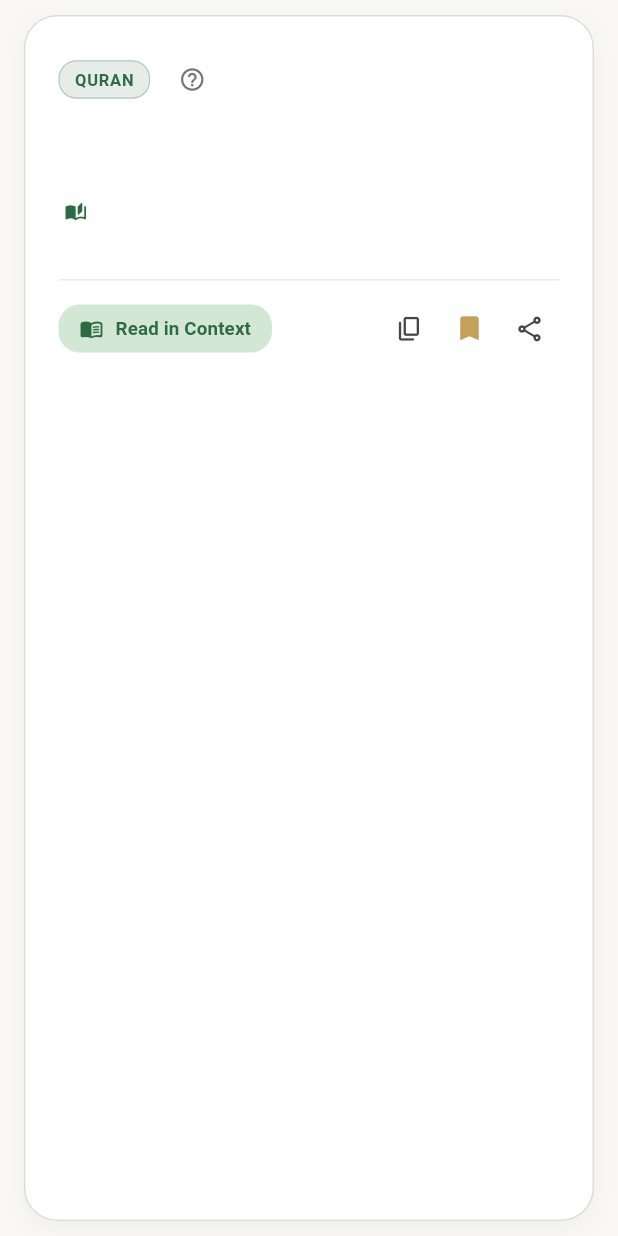
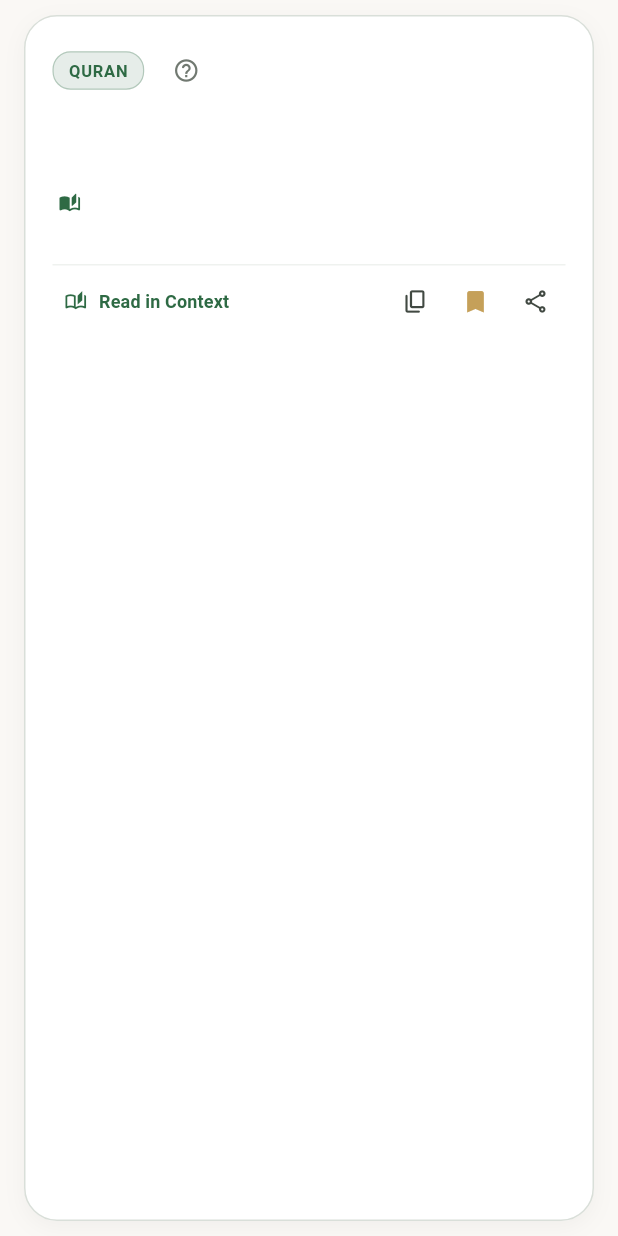
Before and after one commit to daud0x0/bayan, a Flutter app: the DiscoveryCard widget shown alone on an empty page, opened directly with empty values, after a tap on the "bookmark outline" icon, on a phone screen of 412 x 824 dp. Run offline on Flutter 3.47's test engine with Material 3 defaults, Android fonts, the phone set to English and light mode, and no system bars; our stand-ins replace share_plus, shared_preferences, sqflite, sqflite_common_ffi; accounts and stored records are empty; statements that could not run were skipped.

Commit message:
feat(ui): separate greeting from categories and compact bottom action areas

```diff
--- a/lib/app/app.dart
+++ b/lib/app/app.dart
@@ -96,6 +96,7 @@ class _MainNavigationScaffoldState extends State<MainNavigationScaffold> {
         children: pages,
       ),
       bottomNavigationBar: NavigationBar(
+        height: 62,
         selectedIndex: _currentIndex,
         onDestinationSelected: (index) => setState(() => _currentIndex = index),
         destinations: const [
--- a/lib/app/theme/app_theme.dart
+++ b/lib/app/theme/app_theme.dart
@@ -110,6 +110,7 @@ class AppTheme {
         ),
       ),
       navigationBarTheme: NavigationBarThemeData(
+        height: 62,
         elevation: 4,
         backgroundColor: surfaceColor,
         indicatorColor: primary.withValues(alpha: 0.14),
@@ -190,6 +191,7 @@ class AppTheme {
         ),
       ),
       navigationBarTheme: NavigationBarThemeData(
+        height: 62,
         elevation: 4,
         backgroundColor: pureBlack ? const Color(0xFF050505) : darkSurf,
         indicatorColor: accent.withValues(alpha: 0.22),
--- a/lib/features/discover/views/discover_view.dart
+++ b/lib/features/discover/views/discover_view.dart
@@ -174,69 +174,7 @@ class _DiscoverViewState extends State<DiscoverView> {
               ),
             ),
           ],
-          const SizedBox(height: 16),
-          // Topic Quick Jump Pills
-          SingleChildScrollView(
-            scrollDirection: Axis.horizontal,
-            child: Row(
-              children: [
-                _buildQuickTopicPill('hardship_and_hope', 'Hardship & Hope', Icons.healing_rounded),
-                const SizedBox(width: 8),
-                _buildQuickTopicPill('patience', 'Patience (Sabr)', Icons.self_improvement_rounded),
-                const SizedBox(width: 8),
-                _buildQuickTopicPill('gratitude', 'Gratitude (Shukr)', Icons.spa_rounded),
-                const SizedBox(width: 8),
-                _buildQuickTopicPill('repentance_and_mercy', 'Repentance', Icons.favorite_rounded),
-              ],
-            ),
-          ),
         ],
-      ),
-    );
-  }
-
-  Widget _buildQuickTopicPill(String catId, String title, IconData icon) {
-    final isSelected = _activeCategoryFilterId == catId;
-    return InkWell(
-      borderRadius: BorderRadius.circular(16),
-      onTap: () {
-        setState(() {
-          _activeCategoryFilterId = isSelected ? null : catId;
-        });
-      },
-      child: Container(
-        padding: const EdgeInsets.symmetric(horizontal: 12, vertical: 7),
-        decoration: BoxDecoration(
-          color: isSelected
-              ? const Color(0xFFC5A059)
-              : Colors.white.withValues(alpha: 0.12),
-          borderRadius: BorderRadius.circular(16),
-          border: Border.all(
-            color: isSelected
-                ? Colors.white
-                : Colors.white.withValues(alpha: 0.20),
-            width: 1,
-          ),
-        ),
-        child: Row(
-          mainAxisSize: MainAxisSize.min,
-          children: [
-            Icon(
-              icon,
-              size: 14,
-              color: isSelected ? Colors.black87 : Colors.white,
-            ),
-            const SizedBox(width: 6),
-            Text(
-              title,
-              style: TextStyle(
-                fontSize: 11.5,
-                fontWeight: FontWeight.w600,
-                color: isSelected ? Colors.black87 : Colors.white,
-              ),
-            ),
-          ],
-        ),
       ),
     );
   }
@@ -387,6 +325,7 @@ class _DiscoverViewState extends State<DiscoverView> {
 
   Widget _buildFilterChips(AppScope scope) {
     final currentFilter = scope.preferences.contentTypeFilter;
+    final theme = Theme.of(context);
 
     return SingleChildScrollView(
       scrollDirection: Axis.horizontal,
@@ -395,8 +334,9 @@ class _DiscoverViewState extends State<DiscoverView> {
         children: [
           FilterChip(
             label: const Text('All'),
-            selected: currentFilter == null,
+            selected: currentFilter == null && _activeCategoryFilterId == null,
             onSelected: (_) {
+              setState(() => _activeCategoryFilterId = null);
               scope.updatePreferences(scope.preferences.copyWith(
                 contentTypeFilter: () => null,
               ));
@@ -404,6 +344,7 @@ class _DiscoverViewState extends State<DiscoverView> {
           ),
           const SizedBox(width: 8),
           FilterChip(
+            avatar: const Icon(Icons.auto_stories_outlined, size: 15),
             label: const Text('Quran'),
             selected: currentFilter == ContentType.quran,
             onSelected: (_) {
@@ -414,6 +355,7 @@ class _DiscoverViewState extends State<DiscoverView> {
           ),
           const SizedBox(width: 8),
           FilterChip(
+            avatar: const Icon(Icons.menu_book_outlined, size: 15),
             label: const Text('Hadith'),
             selected: currentFilter == ContentType.hadith,
             onSelected: (_) {
@@ -423,9 +365,24 @@ class _DiscoverViewState extends State<DiscoverView> {
             },
           ),
           const SizedBox(width: 8),
+          Container(
+            height: 22,
+            width: 1,
+            margin: const EdgeInsets.symmetric(horizontal: 2),
+            color: theme.colorScheme.outlineVariant.withValues(alpha: 0.5),
+          ),
+          const SizedBox(width: 8),
+          _buildTopicChip('hardship_and_hope', 'Hardship & Hope', Icons.healing_rounded),
+          const SizedBox(width: 8),
+          _buildTopicChip('patience', 'Patience (Sabr)', Icons.self_improvement_rounded),
+          const SizedBox(width: 8),
+          _buildTopicChip('gratitude', 'Gratitude (Shukr)', Icons.spa_rounded),
+          const SizedBox(width: 8),
+          _buildTopicChip('repentance_and_mercy', 'Repentance', Icons.favorite_rounded),
+          const SizedBox(width: 8),
           ActionChip(
-            avatar: const Icon(Icons.tune_rounded, size: 16),
-            label: const Text('Topics'),
+            avatar: const Icon(Icons.grid_view_rounded, size: 15),
+            label: const Text('All Topics'),
             onPressed: () {
               CategoryExplorerSheet.show(
                 context,
@@ -439,4 +396,18 @@ class _DiscoverViewState extends State<DiscoverView> {
       ),
     );
   }
+
+  Widget _buildTopicChip(String catId, String title, IconData icon) {
+    final isSelected = _activeCategoryFilterId == catId;
+    return FilterChip(
+      avatar: Icon(icon, size: 15),
+      label: Text(title),
+      selected: isSelected,
+      onSelected: (_) {
+        setState(() {
+          _activeCategoryFilterId = isSelected ? null : catId;
+        });
+      },
+    );
+  }
 }
--- a/lib/features/discover/views/discovery_card.dart
+++ b/lib/features/discover/views/discovery_card.dart
@@ -152,7 +152,7 @@ class DiscoveryCard extends StatelessWidget {
               ],
       ),
       child: Padding(
-        padding: const EdgeInsets.all(22.0),
+        padding: const EdgeInsets.fromLTRB(18, 16, 18, 12),
         child: Column(
           crossAxisAlignment: CrossAxisAlignment.stretch,
           children: [
@@ -285,54 +285,54 @@ class DiscoveryCard extends StatelessWidget {
                 ],
               ),
             ),
-            const SizedBox(height: 16),
-
-            // Divider
+            const SizedBox(height: 12),
             Divider(
               height: 1,
-              color: outlineColor.withValues(alpha: 0.35),
+              color: outlineColor.withValues(alpha: 0.25),
             ),
-            const SizedBox(height: 12),
+            const SizedBox(height: 4),
 
             // Action Buttons Row
             Row(
               mainAxisAlignment: MainAxisAlignment.spaceBetween,
               children: [
-                // Read in context button
-                FilledButton.tonalIcon(
+                // Read in context button (sleek compact pill)
+                TextButton.icon(
                   onPressed: onOpenContext,
                   icon: Icon(
-                    Icons.menu_book_rounded,
-                    size: 16,
+                    Icons.auto_stories_outlined,
+                    size: 15,
                     color: primaryBadgeColor,
                   ),
                   label: Text(
                     'Read in Context',
                     style: TextStyle(
-                      fontSize: 12.5,
-                      fontWeight: FontWeight.bold,
+                      fontSize: 12,
+                      fontWeight: FontWeight.w600,
                       color: primaryBadgeColor,
                     ),
                   ),
-                  style: FilledButton.styleFrom(
-                    padding: const EdgeInsets.symmetric(horizontal: 14, vertical: 8),
+                  style: TextButton.styleFrom(
+                    padding: const EdgeInsets.symmetric(horizontal: 8, vertical: 4),
                     visualDensity: VisualDensity.compact,
-                    shape: RoundedRectangleBorder(
-                      borderRadius: BorderRadius.circular(14),
-                    ),
+                    tapTargetSize: MaterialTapTargetSize.shrinkWrap,
                   ),
                 ),
 
                 // Actions: Copy, Bookmark & Share Card
                 Row(
+                  mainAxisSize: MainAxisSize.min,
                   children: [
                     IconButton(
                       icon: Icon(
                         Icons.copy_rounded,
-                        size: 19,
+                        size: 18,
                         color: secondaryTextColor,
                       ),
                       tooltip: 'Copy Text',
+                      padding: const EdgeInsets.all(6),
+                      constraints: const BoxConstraints(minWidth: 36, minHeight: 36),
+                      visualDensity: VisualDensity.compact,
                       onPressed: () {
                         if (scope.preferences.hapticFeedbackEnabled) {
                           HapticFeedback.lightImpact();
@@ -348,37 +348,40 @@ class DiscoveryCard extends StatelessWidget {
                           ),
                         );
                       },
-                      visualDensity: VisualDensity.compact,
                     ),
                     IconButton(
                       icon: Icon(
                         isBookmarked ? Icons.bookmark_rounded : Icons.bookmark_border_rounded,
-                        size: 21,
+                        size: 19,
                         color: isBookmarked ? const Color(0xFFC5A059) : secondaryTextColor,
                       ),
                       tooltip: isBookmarked ? 'Remove Bookmark' : 'Save Bookmark',
+                      padding: const EdgeInsets.all(6),
+                      constraints: const BoxConstraints(minWidth: 36, minHeight: 36),
+                      visualDensity: VisualDensity.compact,
                       onPressed: () {
                         if (scope.preferences.hapticFeedbackEnabled) {
                           HapticFeedback.mediumImpact();
                         }
                         scope.toggleBookmark(item);
                       },
-                      visualDensity: VisualDensity.compact,
                     ),
                     IconButton(
                       icon: Icon(
                         Icons.share_outlined,
-                        size: 20,
+                        size: 18,
                         color: secondaryTextColor,
                       ),
                       tooltip: 'Share Card',
+                      padding: const EdgeInsets.all(6),
+                      constraints: const BoxConstraints(minWidth: 36, minHeight: 36),
+                      visualDensity: VisualDensity.compact,
                       onPressed: () {
                         if (scope.preferences.hapticFeedbackEnabled) {
                           HapticFeedback.lightImpact();
                         }
                         ShareCardSheet.show(context, item);
                       },
-                      visualDensity: VisualDensity.compact,
                     ),
                   ],
                 ),
```
